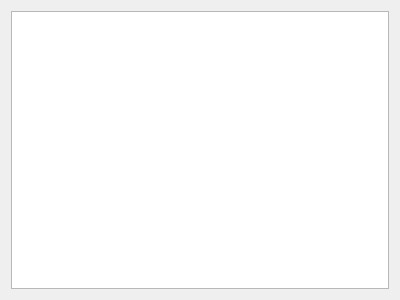
First picture: the form in Structure_Visualizator/setoperationsdialog.ui, repository Pilipets/Data-Structure-Visualizer, before the edit.
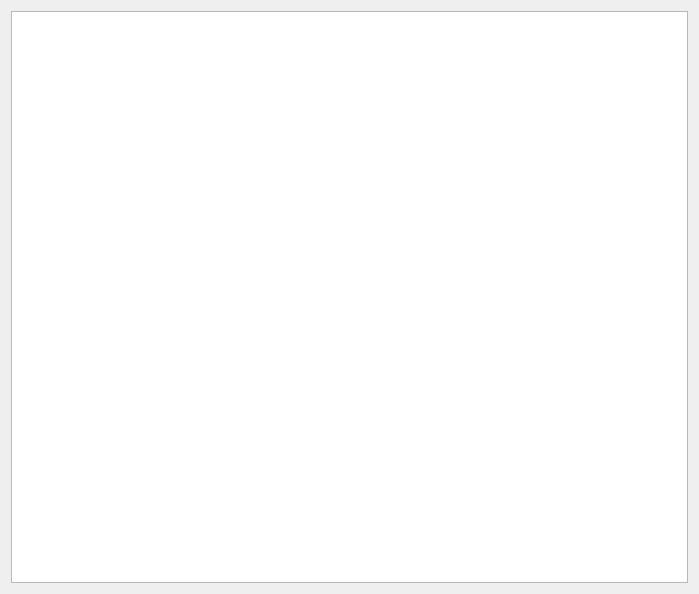
Second picture: the form after the edit.

What changed in the file:
```diff
--- a/Structure_Visualizator/setoperationsdialog.ui
+++ b/Structure_Visualizator/setoperationsdialog.ui
@@ -6,8 +6,8 @@
    <rect>
     <x>0</x>
     <y>0</y>
-    <width>400</width>
-    <height>300</height>
+    <width>699</width>
+    <height>594</height>
    </rect>
   </property>
   <property name="windowTitle">
```
